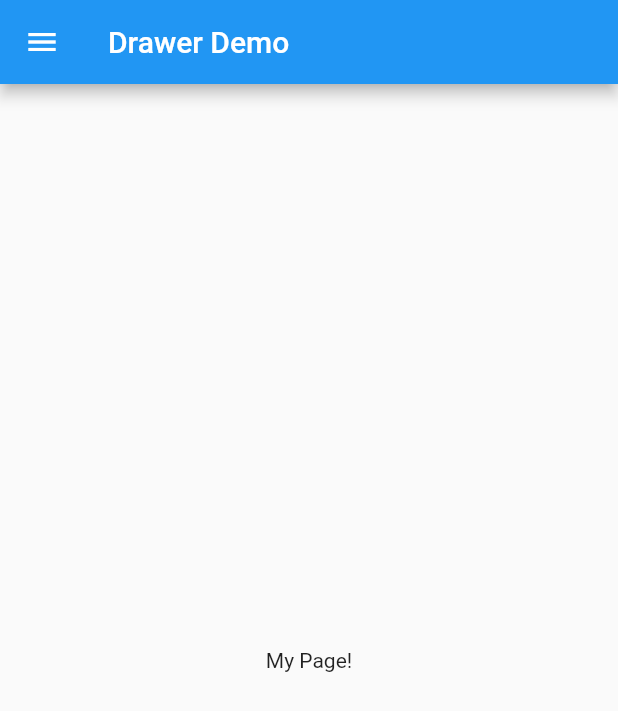
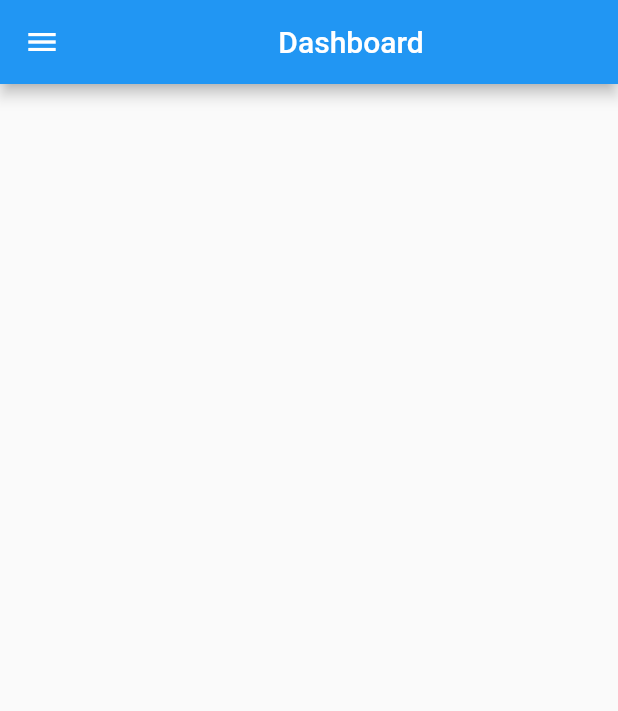
Before and after one commit to Meetthacker112/lms, a Flutter app: the screen it shows after launch, on a phone screen of 412 x 824 dp. Shown: the top 711 px of the screen. Run offline on Flutter 3.47's test engine with Material 2 defaults, Android fonts, the phone set to English and light mode, and no system bars.

Commit message:
layout start

```diff
--- a/lib/main.dart
+++ b/lib/main.dart
@@ -5,7 +5,7 @@ void main() => runApp(const MyApp());
 class MyApp extends StatelessWidget {
   const MyApp({Key? key}) : super(key: key);
 
-  static const appTitle = 'Drawer Demo';
+  static const appTitle = 'Dashboard';
 
   @override
   Widget build(BuildContext context) {
@@ -25,9 +25,14 @@ class MyHomePage extends StatelessWidget {
   @override
   Widget build(BuildContext context) {
     return Scaffold(
-      appBar: AppBar(title: Text(title)),
-      body: const Center(
-        child: Text('My Page!'),
+      appBar: AppBar(
+        title: Center(child: Text(title)),
+      ),
+      body: Row(
+        children: [
+          Column(),
+          Column()
+        ],
       ),
       drawer: Drawer(
         // Add a ListView to the drawer. This ensures the user can scroll
```
